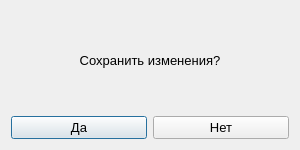
Qt form dialogsave.ui (realshuncle/Phonebook) before a commit.
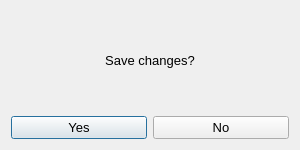
The same form after that commit.

Commit message: The interface is translated into English.

```diff
--- a/dialogsave.ui
+++ b/dialogsave.ui
@@ -44,7 +44,7 @@
       <bool>false</bool>
      </property>
      <property name="text">
-      <string>Сохранить изменения?</string>
+      <string>Save changes?</string>
      </property>
      <property name="alignment">
       <set>Qt::AlignCenter</set>
@@ -61,7 +61,7 @@
         </font>
        </property>
        <property name="text">
-        <string>Да</string>
+        <string>Yes</string>
        </property>
       </widget>
      </item>
@@ -73,7 +73,7 @@
         </font>
        </property>
        <property name="text">
-        <string>Нет</string>
+        <string>No</string>
        </property>
       </widget>
      </item>
```
The commit also changes 7 other files.
